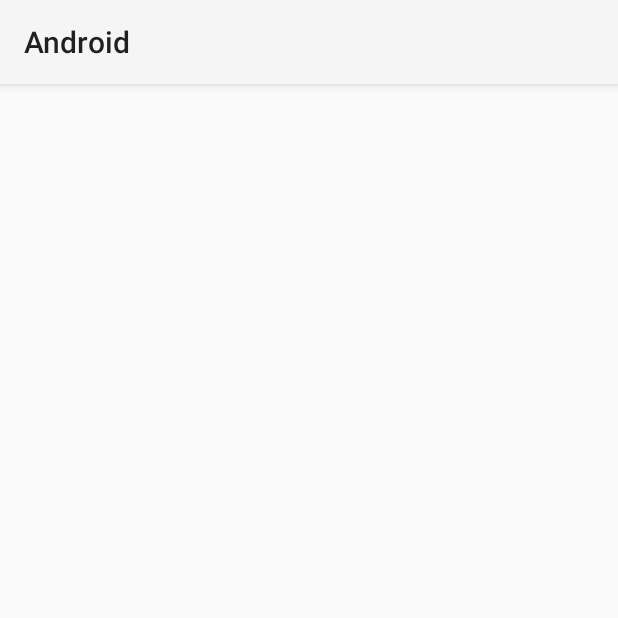
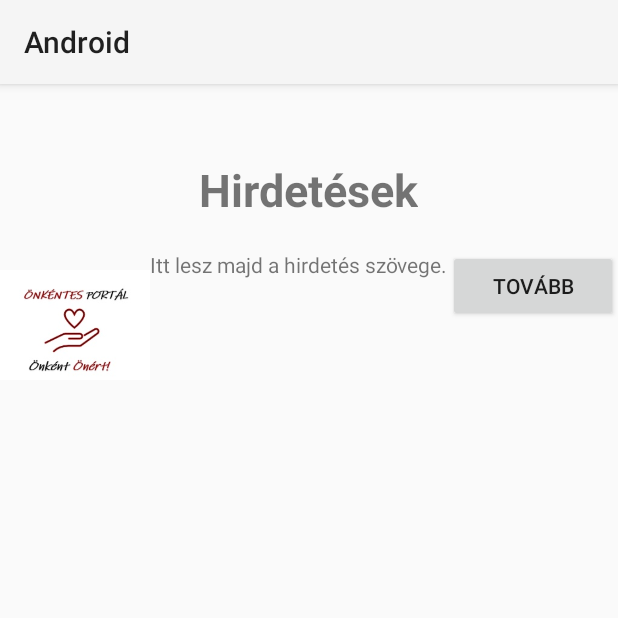
Before and after one commit to denesevelin/Vizsgaremek_Android, an Android app: the HirdetesekListazasa screen opened directly, with no data from a screen before it, on a phone screen of 412 x 824 dp, the top half of it. Run offline under Robolectric (Android 15) with nearby library versions, the phone set to English and light mode, and no system bars.

Commit message:
Hirdetések listázásának példa kinézete

```diff
--- a/app/src/main/res/layout/activity_hirdetesek_listazasa.xml
+++ b/app/src/main/res/layout/activity_hirdetesek_listazasa.xml
@@ -1,9 +1,53 @@
 <?xml version="1.0" encoding="utf-8"?>
-<androidx.constraintlayout.widget.ConstraintLayout xmlns:android="http://schemas.android.com/apk/res/android"
+<ScrollView xmlns:android="http://schemas.android.com/apk/res/android"
     xmlns:app="http://schemas.android.com/apk/res-auto"
     xmlns:tools="http://schemas.android.com/tools"
     android:layout_width="match_parent"
     android:layout_height="match_parent"
     tools:context=".HirdetesekListazasa">
 
-</androidx.constraintlayout.widget.ConstraintLayout>
+    <RelativeLayout
+        android:layout_width="fill_parent"
+        android:layout_height="fill_parent"
+        android:orientation="horizontal"
+        android:id="@+id/relativeLayout">
+
+        <TextView
+            android:layout_width="wrap_content"
+            android:layout_height="wrap_content"
+            android:text="Hirdetések"
+            android:textSize="30sp"
+            android:textStyle="bold"
+            android:layout_centerHorizontal="true"
+            android:layout_marginTop="50dp"
+            android:id="@+id/textViewHirdetesekListazasa"/>
+
+        <ImageView
+            android:layout_width="100dp"
+            android:layout_height="100dp"
+            android:src="@drawable/logo2"
+            android:layout_marginTop="20dp"
+            android:layout_below="@+id/textViewHirdetesekListazasa"
+            android:id="@+id/ImageViewProfilkepPélda"/>
+
+        <TextView
+            android:layout_width="wrap_content"
+            android:layout_height="wrap_content"
+            android:layout_toEndOf="@+id/ImageViewProfilkepPélda"
+            android:layout_below="@+id/textViewHirdetesekListazasa"
+            android:layout_marginTop="20dp"
+            android:justificationMode="inter_word"
+            android:text="Itt lesz majd a hirdetés szövege."
+            android:id="@+id/textViewHirdetesSzovegPelda"/>
+
+        <Button
+            android:layout_width="170dp"
+            android:layout_height="wrap_content"
+            android:text="Tovább"
+            android:layout_below="@+id/textViewHirdetesekListazasa"
+            android:layout_marginTop="20dp"
+            android:layout_toEndOf="@+id/textViewHirdetesSzovegPelda"
+            android:id="@+id/buttonTovabbPelda"/>
+    </RelativeLayout>
+
+</ScrollView>
```
